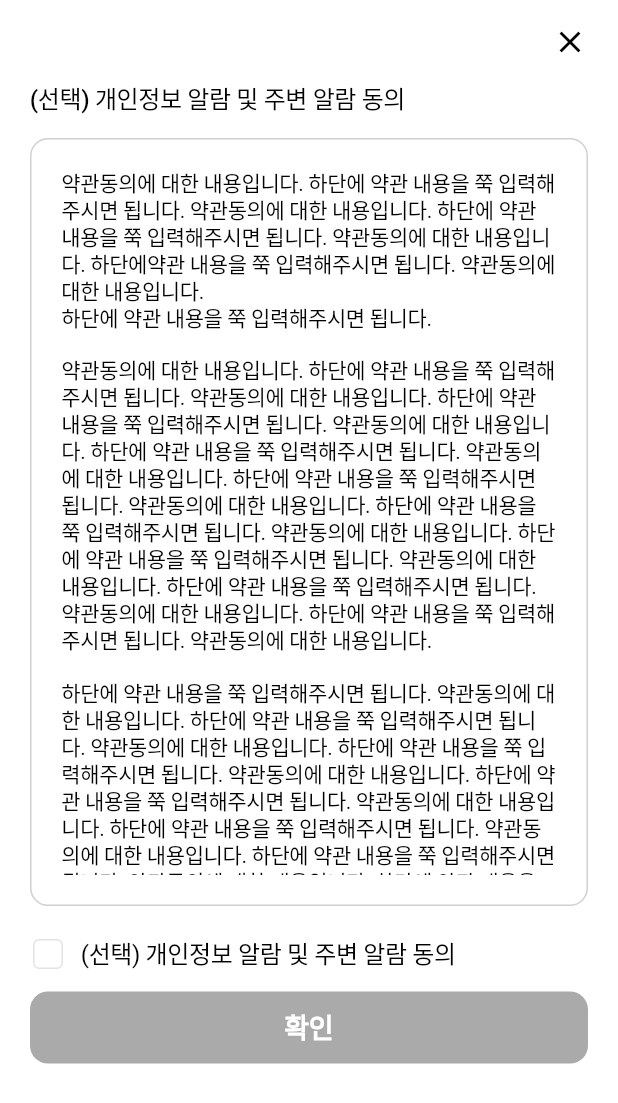
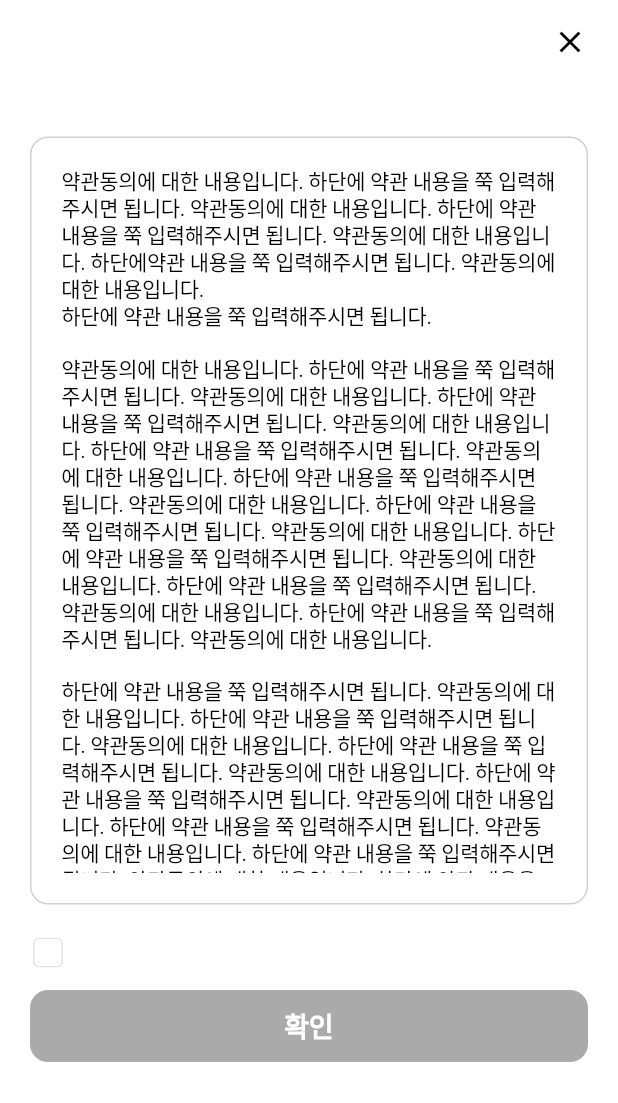
Before and after one commit to chois22/groach, a Flutter app: the RouteTerms screen opened directly with empty values, on a phone screen of 412 x 824 dp. Shown: the top 1103 px of the screen. Run offline on Flutter 3.47's test engine with Material 3 defaults, Android fonts, the phone set to English and light mode, and no system bars; our stand-ins replace flutter_svg, sizer; Roboto replaces fonts that are missing (Pretendard); project files that could hold a hidden picture were left out.

Commit message:
page_들 scaffold 삭제

```diff
--- a/lib/ui/page/sign_up/page_sign_up_complete.dart
+++ b/lib/ui/page/sign_up/page_sign_up_complete.dart
@@ -18,8 +18,6 @@ class PageSignUpComplete extends StatelessWidget {
       onTap: () {
         FocusManager.instance.primaryFocus?.unfocus();
       },
-      child: Scaffold(
-        body: SafeArea(
           child: Column(
             children: [
               Expanded(
@@ -69,14 +67,12 @@ class PageSignUpComplete extends StatelessWidget {
                   );
                 },
                 child: ButtonAnimate(
-                  title: '다음',
+                  title: '메인 페이지로 이동',
                   colorBg: colorGreen600, margin: EdgeInsets.symmetric(vertical: 16, horizontal: 20),
                 ),
               ),
             ],
           ),
-        ),
-      ),
     );
   }
 }
--- a/lib/ui/route/auth/route_auth_login.dart
+++ b/lib/ui/route/auth/route_auth_login.dart
@@ -46,7 +46,10 @@ class _RouteAuthLoginState extends State<RouteAuthLogin> {
         FocusManager.instance.primaryFocus?.unfocus();
       },
       child: Scaffold(
-        appBar: AppBar(),
+        appBar: AppBar(
+          // 앱바 화살표 표시 없애기
+          automaticallyImplyLeading: false,
+        ),
         body: SafeArea(
           child: SingleChildScrollView(
             padding: EdgeInsets.symmetric(horizontal: 20),
--- a/lib/ui/route/auth/route_auth_sign_up.dart
+++ b/lib/ui/route/auth/route_auth_sign_up.dart
@@ -46,6 +46,7 @@ class _RouteAuthSignUpState extends State<RouteAuthSignUp> {
               onPageChanged: (value) {
                 vnIndexCurrent.value=value;
               },
+              // 회원가입 정보를 info, complete에 넘겨주기
               children: [
                 PageSignUpUserInfo(
                   pageController: pageController,
--- a/lib/ui/route/route_main.dart
+++ b/lib/ui/route/route_main.dart
@@ -3,7 +3,7 @@ import 'package:flutter_svg/flutter_svg.dart';
 import 'package:practice1/const/value/colors.dart';
 
 //todo: kjw : bottom navigation bar 만들기(complete)
-
+// pop안되도록 설정하기
 
 class RouteMain extends StatelessWidget {
   const RouteMain({super.key});
--- a/lib/ui/route/route_terms.dart
+++ b/lib/ui/route/route_terms.dart
@@ -4,68 +4,26 @@ import 'package:practice1/const/value/colors.dart';
 import 'package:practice1/const/value/gaps.dart';
 import 'package:practice1/const/value/text_style.dart';
 import 'package:practice1/ui/component/button_animate.dart';
-import 'package:practice1/ui/page/sign_up/page_sign_up_complete.dart';
 
 // 이용약관 나와있는 페이지 // > 눌러서 오는 페이지
 class RouteTerms extends StatefulWidget {
-  final bool isChecked;
-  const RouteTerms({required this.isChecked,super.key});
+  final String title;
+  final ValueNotifier<bool> vnCheckBoxTerm;
+
+  const RouteTerms({
+    required this.title,
+    required this.vnCheckBoxTerm,
+    super.key,
+  });
 
   @override
   State<RouteTerms> createState() => _RouteTermsState();
 }
 
 class _RouteTermsState extends State<RouteTerms> {
-  late ValueNotifier<bool> vnCheckBoxTerm1 = ValueNotifier<bool>(false);
-  late ValueNotifier<bool> vnCheckBoxTerm2 = ValueNotifier<bool>(false);
-  late ValueNotifier<bool> vnCheckBoxTerm3 = ValueNotifier<bool>(false);
 
   @override
-  void initState() {
-    super.initState();
-    vnCheckBoxTerm1 = ValueNotifier<bool>(widget.isChecked);
-    vnCheckBoxTerm2 = ValueNotifier<bool>(widget.isChecked);
-    vnCheckBoxTerm3 = ValueNotifier<bool>(widget.isChecked);
-  }
-  // TODO: vn들 dispose 추가
-  @override
-  void dispose() {
-    vnCheckBoxTerm1.dispose();
-    vnCheckBoxTerm2.dispose();
-    vnCheckBoxTerm3.dispose();
-    super.dispose();
-  }
-  @override
   Widget build(BuildContext context) {
-    vnCheckBoxTerm1.addListener(_checkFormField);
-    vnCheckBoxTerm2.addListener(_checkFormField);
-    vnCheckBoxTerm3.addListener(_checkFormField);
-
-    String title = '';
-    if (vnCheckBoxTerm1.value) {
-      title = '(필수) 이용약관 동의';
-    } else if (vnCheckBoxTerm2.value) {
-      title = '(필수) 개인정보 수집 및 이용 동의';
-    } else {
-      title = '(선택) 개인정보 알람 및 주변 알람 동의';
-    }
-
-    // String title = '';
-    // if(vnCheckBoxTerm1.value) {
-    //   title = '(필수) 이용약관 동의';
-    // } else {
-    //   title = '(필수) 이용약관 동의';
-    // }
-    // if(vnCheckBoxTerm2.value) {
-    //   title = '(필수) 개인정보 수집 및 이용 동의';
-    // } else {
-    //   title = '(필수) 개인정보 수집 및 이용 동의';
-    // }
-    // if(vnCheckBoxTerm3.value) {
-    //   title = '(선택) 개인정보 알람 및 주변 알람 동의';
-    // } else {
-    //   title = '(선택) 개인정보 알람 및 주변 알람 동의';
-    // }
 
     return Scaffold(
       body: SafeArea(
@@ -88,7 +46,7 @@ class _RouteTermsState extends State<RouteTerms> {
               ),
               Gaps.v16,
               //todo maxline 물어보기
-              Text(title, style: TS.s16w500(colorBlack)),
+              Text(widget.title, style: TS.s16w500(colorBlack)),
               Gaps.v16,
               Center(
                 child: Container(
@@ -118,11 +76,11 @@ class _RouteTermsState extends State<RouteTerms> {
               Row(
                 children: [
                   ValueListenableBuilder(
-                    valueListenable: vnCheckBoxTerm1,
+                    valueListenable: widget.vnCheckBoxTerm,
                     builder: (context, check, child) {
                       return GestureDetector(
                         onTap: () {
-                          vnCheckBoxTerm1.value = !vnCheckBoxTerm1.value;
+                          widget.vnCheckBoxTerm.value = !widget.vnCheckBoxTerm.value;
                         },
                         child: SvgPicture.asset(
                           check ? 'assets/icon/check-box_rectlagle.svg' : 'assets/icon/check-box_square.svg',
@@ -131,30 +89,19 @@ class _RouteTermsState extends State<RouteTerms> {
                     },
                   ),
                   Gaps.h10,
-                  Text(title, style: TS.s16w400(colorBlack)),
+                  Text(widget.title, style: TS.s16w400(colorBlack)),
                 ],
               ),
               const SizedBox(height: 13),
               ValueListenableBuilder<bool>(
-                valueListenable: vnCheckBoxTerm1,
+                valueListenable: widget.vnCheckBoxTerm,
                 builder: (context, isFormCheck, child) {
                   print("isFormCheck: $isFormCheck");
                   return GestureDetector(
                     onTap: isFormCheck
                         ? () {
-                      bool result = vnCheckBoxTerm1.value;
-                      Navigator.pop(context, result);
-                    }
-
-                        /*{
-                      // 여기서 페이지 이동을 시도하기 전에 pageController가 null이 아닌지 다시 한 번 확인
-                      print("animateToPage 호출됨");
-                      widget.pageController.animateToPage(
-                        2,
-                        duration: Duration(milliseconds: 300),
-                        curve: Curves.linear,
-                      );
-                    }*/
+                            Navigator.of(context).pop();
+                          }
                         : null,
                     child: ButtonAnimate(
                       title: '확인',
@@ -170,11 +117,4 @@ class _RouteTermsState extends State<RouteTerms> {
     );
   }
 
-  void _checkFormField() {
-    // 전체 동의가 되어있거나, 필수 약관들이 체크되었는지 확인
-    bool isChecked = vnCheckBoxTerm1.value;
-
-    // 값 반영
-    vnCheckBoxTerm1.value = isChecked;
-  }
 }
```
Also changed, not shown: lib/ui/component/custom_appbar.dart (added, +42 -0 lines), lib/ui/page/sign_up/page_sign_up_terms.dart (+34 -39 lines), lib/ui/page/sign_up/page_sign_up_user_info.dart (+14 -9 lines), lib/ui/route/route_test.dart (added, +46 -0 lines), lib/ui/route/route_test_1.dart (added, +14 -0 lines), lib/ui/route/route_test_2.dart (added, +12 -0 lines), assets/icon/left_arrow.svg (added), lib/ui/route/auth/route_auth_find_id.dart (added), lib/ui/route/auth/route_auth_find_pw.dart (added).
